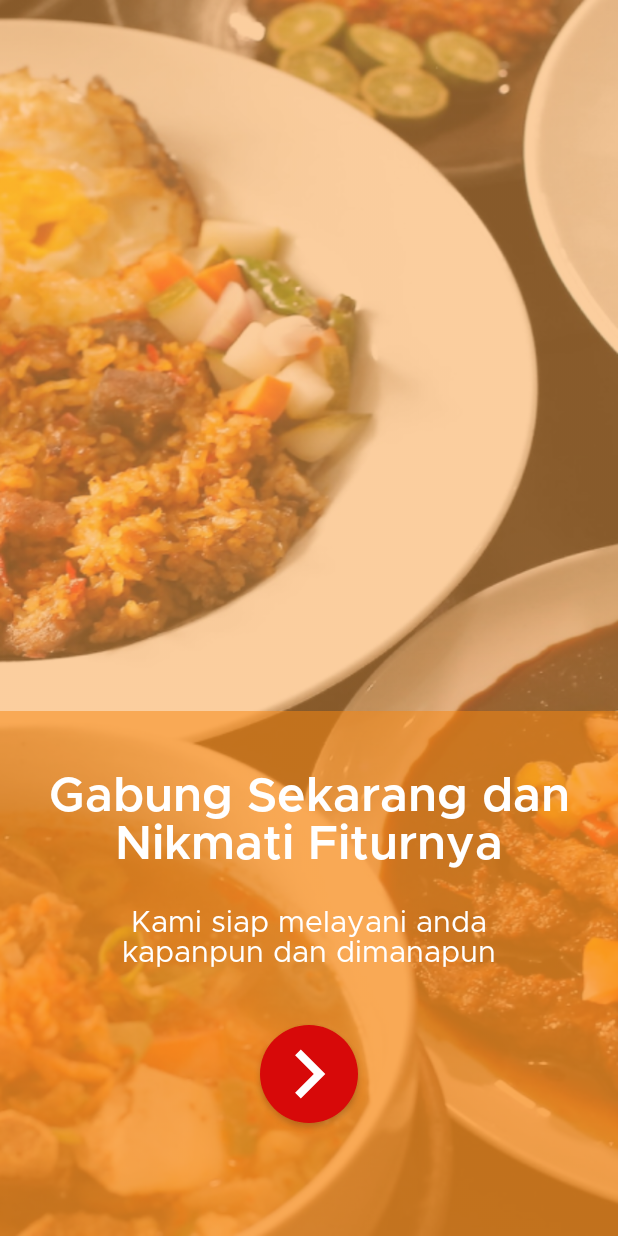
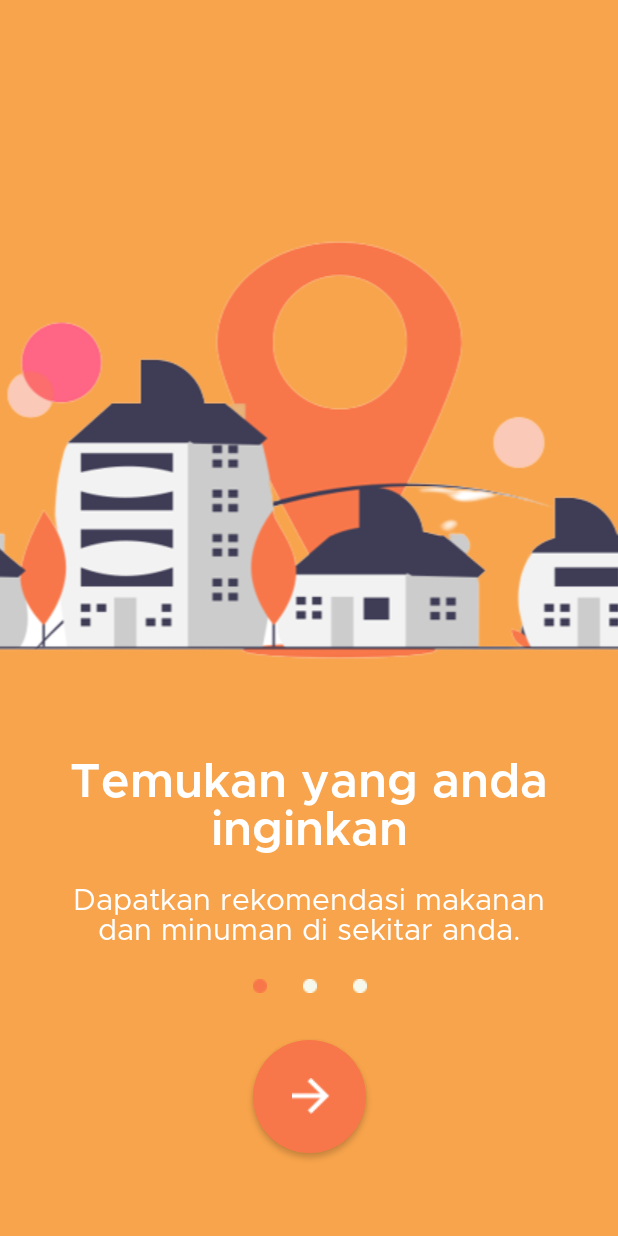
Before and after one commit to thariqi01/fast_food_app, an Android app: the screen it shows after launch (GetStartedActivity1), on a phone screen of 412 x 824 dp. Run offline under Robolectric (Android 15) with nearby library versions, the phone set to English and light mode, and no system bars.

Commit message:
redesign splash screen & forgot password

```diff
--- a/app/src/main/res/drawable/circle_button.xml
+++ b/app/src/main/res/drawable/circle_button.xml
@@ -1,6 +1,6 @@
 <?xml version="1.0" encoding="utf-8"?>
 <shape xmlns:android="http://schemas.android.com/apk/res/android" android:shape="rectangle">
     <size android:height="70dp" android:width="70dp" />
-    <solid android:color="#D70909" />
+    <solid android:color="@color/login_register_button" />
     <corners android:radius="70dp" />
 </shape>
--- a/app/src/main/res/drawable/get_started_button.xml
+++ b/app/src/main/res/drawable/get_started_button.xml
@@ -1,5 +1,5 @@
 <?xml version="1.0" encoding="utf-8"?>
 <shape xmlns:android="http://schemas.android.com/apk/res/android" android:shape="rectangle">
-    <solid android:color="@color/white" />
+    <solid android:color="@color/login_register_button" />
     <corners android:radius="20dp" />
 </shape>
--- a/app/src/main/res/drawable/ic_next.xml
+++ /dev/null
@@ -1,5 +0,0 @@
-<vector android:autoMirrored="true" android:height="18dp"
-    android:tint="#FFFFFF" android:viewportHeight="24"
-    android:viewportWidth="24" android:width="18dp" xmlns:android="http://schemas.android.com/apk/res/android">
-    <path android:fillColor="@android:color/white" android:pathData="M10,6L8.59,7.41 13.17,12l-4.58,4.59L10,18l6,-6z"/>
-</vector>
--- a/app/src/main/res/layout/activity_get_started1.xml
+++ b/app/src/main/res/layout/activity_get_started1.xml
@@ -7,50 +7,24 @@
     android:background="@color/primary"
     tools:context=".GetStartedActivity1">
 
-    <ImageView
-        android:id="@+id/imageView"
-        android:layout_width="match_parent"
-        android:layout_height="match_parent"
-        android:background="@drawable/get_started_1"
-        app:layout_constraintBottom_toBottomOf="parent"
-        app:layout_constraintEnd_toEndOf="parent"
-        app:layout_constraintStart_toStartOf="parent"
-        app:layout_constraintTop_toTopOf="parent" />
-
-    <View
-        android:id="@+id/view"
-        android:layout_width="match_parent"
-        android:layout_height="350dp"
-        android:layout_alignParentBottom="true"
-        android:alpha="0.7"
-        android:background="@drawable/gradient_rectangle"
-        android:fadeScrollbars="false"
-        app:layout_constraintBottom_toBottomOf="@+id/imageView"
-        app:layout_constraintEnd_toEndOf="parent"
-        app:layout_constraintStart_toStartOf="parent" />
-
     <TextView
         android:id="@+id/textView"
-        android:layout_width="0dp"
+        android:layout_width="375dp"
         android:layout_height="wrap_content"
-        android:layout_marginStart="32dp"
-        android:layout_marginEnd="32dp"
         android:fontFamily="@font/metropolis_semi_bold"
         android:text="@string/get_started_title_1"
         android:textAlignment="center"
         android:textColor="@color/white"
         android:textSize="32sp"
-        app:layout_constraintBottom_toBottomOf="parent"
         app:layout_constraintEnd_toEndOf="parent"
-        app:layout_constraintHorizontal_bias="0.0"
         app:layout_constraintStart_toStartOf="parent"
-        app:layout_constraintTop_toTopOf="@+id/imageView"
-        app:layout_constraintVertical_bias="0.678" />
+        app:layout_constraintTop_toBottomOf="@+id/imageView17" />
 
     <TextView
         android:id="@+id/textView2"
-        android:layout_width="0dp"
+        android:layout_width="375dp"
         android:layout_height="wrap_content"
+        android:layout_marginTop="-5dp"
         android:fontFamily="@font/metropolis_regular"
         android:padding="20dp"
         android:text="@string/get_started_desc_1"
@@ -63,14 +37,56 @@
 
     <androidx.appcompat.widget.AppCompatButton
         android:id="@+id/getStartedBtn1"
-        android:layout_width="65dp"
-        android:layout_height="65dp"
-        android:layout_marginTop="16dp"
+        android:layout_width="75dp"
+        android:layout_height="75dp"
+        android:layout_marginBottom="55dp"
         android:background="@drawable/circle_button"
-        android:foreground="@drawable/ic_next"
-        app:layout_constraintEnd_toEndOf="@+id/view"
-        app:layout_constraintStart_toStartOf="@+id/view"
-        app:layout_constraintTop_toBottomOf="@+id/textView2"
+        android:drawableStart="@drawable/ic_next"
+        android:elevation="5dp"
+        android:paddingStart="26dp"
+        android:paddingEnd="10dp"
+        app:layout_constraintBottom_toBottomOf="parent"
+        app:layout_constraintEnd_toEndOf="parent"
+        app:layout_constraintStart_toStartOf="parent"
         tools:ignore="SpeakableTextPresentCheck" />
 
+    <ImageView
+        android:id="@+id/imageView17"
+        android:layout_width="750dp"
+        android:layout_height="400dp"
+        android:layout_marginTop="100dp"
+        app:layout_constraintBottom_toBottomOf="parent"
+        app:layout_constraintEnd_toEndOf="parent"
+        app:layout_constraintStart_toStartOf="parent"
+        app:layout_constraintTop_toTopOf="parent"
+        app:layout_constraintVertical_bias="0"
+        app:srcCompat="@drawable/get_started_1" />
+
+    <ImageView
+        android:id="@+id/imageView18"
+        android:layout_width="wrap_content"
+        android:layout_height="wrap_content"
+        android:layout_marginStart="24dp"
+        app:layout_constraintStart_toEndOf="@+id/imageView19"
+        app:layout_constraintTop_toBottomOf="@+id/textView2"
+        app:srcCompat="@drawable/indicator_off" />
+
+    <ImageView
+        android:id="@+id/imageView19"
+        android:layout_width="wrap_content"
+        android:layout_height="wrap_content"
+        app:layout_constraintEnd_toEndOf="@+id/textView2"
+        app:layout_constraintStart_toStartOf="@+id/textView2"
+        app:layout_constraintTop_toBottomOf="@+id/textView2"
+        app:srcCompat="@drawable/indicator_off" />
+
+    <ImageView
+        android:id="@+id/imageView20"
+        android:layout_width="wrap_content"
+        android:layout_height="wrap_content"
+        android:layout_marginEnd="24dp"
+        app:layout_constraintEnd_toStartOf="@+id/imageView19"
+        app:layout_constraintTop_toBottomOf="@+id/textView2"
+        app:srcCompat="@drawable/indicator_onn" />
+
 </androidx.constraintlayout.widget.ConstraintLayout>
--- a/app/src/main/res/values/strings.xml
+++ b/app/src/main/res/values/strings.xml
@@ -1,8 +1,6 @@
 <resources>
     <string name="app_name">Fast Food</string>
-    <string name="get_started_title_1">Gabung Sekarang dan Nikmati Fiturnya</string>
-    <string name="get_started_desc_1">Kami siap melayani anda kapanpun dan dimanapun</string>
-    <string name="get_started_button">Get Started</string>
+
     <!-- Strings related to login -->
     <string name="action_sign_in">Sign in or register</string>
     <string name="action_sign_in_short">Sign in</string>
@@ -14,6 +12,17 @@
     <string name="hello_blank_fragment">Hello blank fragment</string>
     <string name="ingat_saya_checkbox">Ingat Saya</string>
     <string name="lupa_password">Lupa Password</string>
+
+    <!--  Get Started Act  -->
+    <string name="get_started_title_1">Temukan yang anda inginkan</string>
+    <string name="get_started_desc_1">Dapatkan rekomendasi makanan dan minuman di sekitar anda.</string>
+
+    <string name="get_started_title_2">Informasi nutrisi di setiap makanan</string>
+    <string name="get_started_desc_2">Detail informasi nilai gizi dapat anda temukan pada setiap makanan.</string>
+
+    <string name="get_started_title_3">Gabung Sekarang dan Nikmati Fiturnya</string>
+    <string name="get_started_desc_3">Daftar dan masuk sekarang untuk menikmati semua fitur Fast Food. </string>
+    <string name="get_started_button">Get Started</string>
 
     <!--  Login & Register Act  -->
     <string name="other_login_method">Atau lanjutkan dengan</string>
```
Also changed, not shown: app/src/main/res/layout/activity_get_started2.xml (+48 -32 lines), app/src/main/res/layout/activity_get_started3.xml (+44 -30 lines), app/src/main/res/drawable-v24/get_started_3.png (deleted), app/src/main/res/drawable/get_started_1.png, app/src/main/res/drawable/get_started_2.png, app/src/main/res/drawable/get_started_3.png (added), app/src/main/res/drawable/ic_next.png (added), app/src/main/res/drawable/indicator_off.png (added), app/src/main/res/drawable/indicator_onn.png (added).
